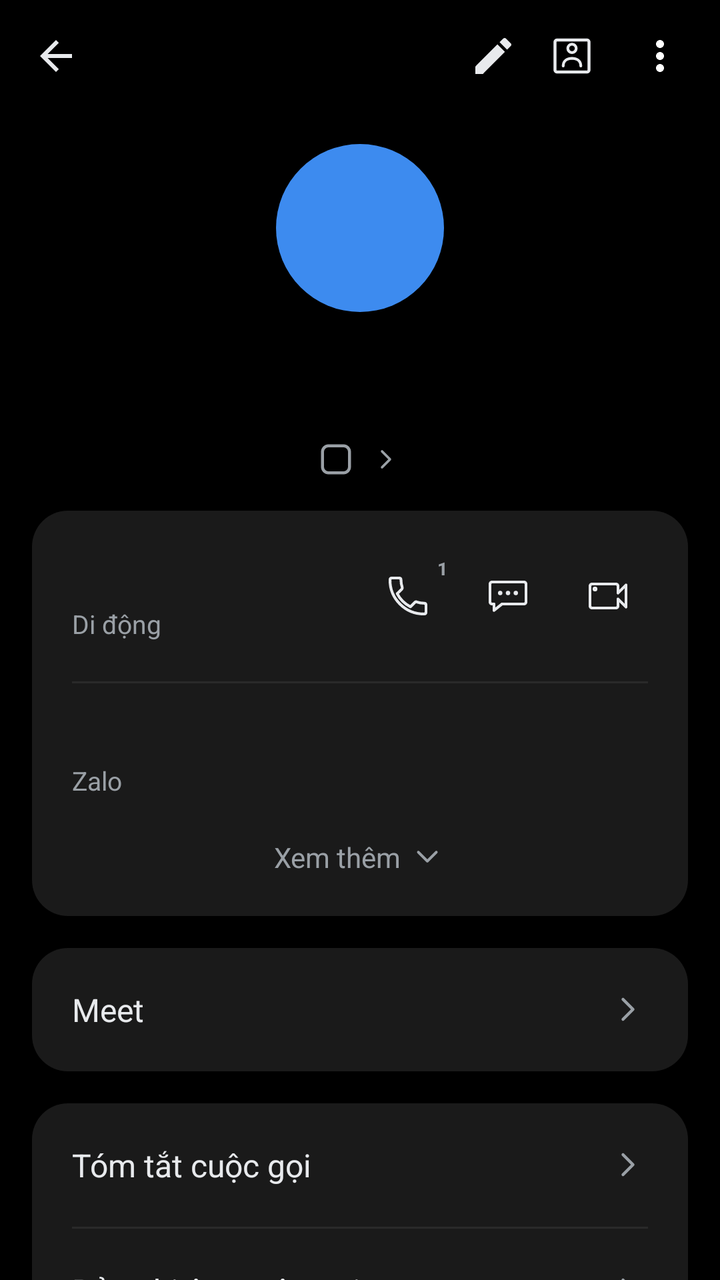
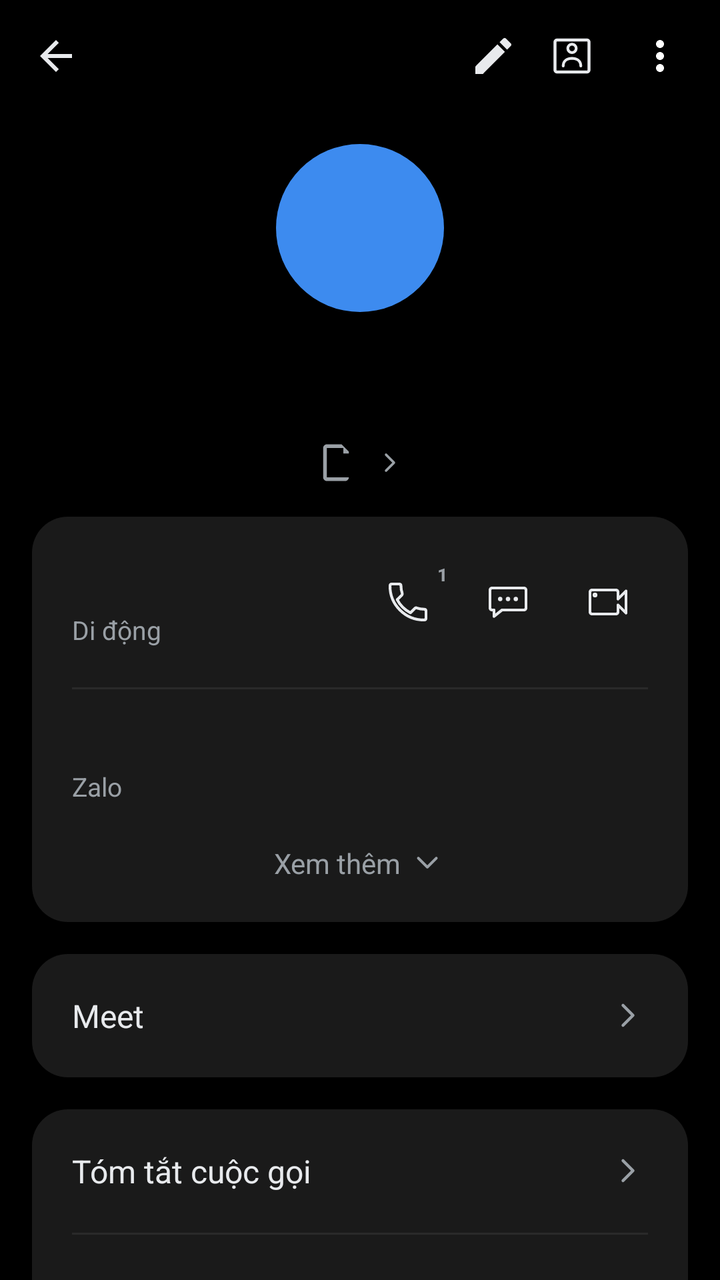

An Android layout rendered at two revisions. The XML below is the earlier revision; the diff shows what the commit changed to produce the second picture.
<!-- AndroidManifest.xml: application theme Theme.SimpleCall -->
<!-- res/layout/fragment_call_history.xml -->
<?xml version="1.0" encoding="utf-8"?>
<LinearLayout xmlns:android="http://schemas.android.com/apk/res/android"
    xmlns:app="http://schemas.android.com/apk/res-auto"
    android:layout_width="match_parent"
    android:layout_height="match_parent"
    android:orientation="vertical"
    android:background="@color/bg">

    
    <LinearLayout
        android:layout_width="match_parent" android:layout_height="56dp"
        android:orientation="horizontal" android:gravity="center_vertical"
        android:paddingStart="4dp" android:paddingEnd="8dp">

        <ImageButton android:id="@+id/btnBack"
            android:layout_width="48dp" android:layout_height="48dp"
            android:background="@android:color/transparent"
            android:src="@drawable/ic_arrow_back"
            android:contentDescription="Quay lại" />

        <Space android:layout_width="0dp" android:layout_height="1dp" android:layout_weight="1" />

        <ImageButton android:id="@+id/btnEdit"
            android:layout_width="35dp" android:layout_height="35dp"
            android:background="@android:color/transparent"
            android:src="@drawable/ic_edit"
            android:contentDescription="Sửa" />

        <ImageButton android:id="@+id/btnContactCard"
            android:layout_width="44dp" android:layout_height="44dp"
            android:background="@android:color/transparent"
            android:src="@drawable/ic_contact_card"
            android:contentDescription="Thẻ liên hệ" />

        <ImageButton android:id="@+id/btnMore"
            android:layout_width="44dp" android:layout_height="44dp"
            android:background="@android:color/transparent"
            android:src="@drawable/ic_more_vert"
            android:contentDescription="Thêm" />
    </LinearLayout>

    <ScrollView
        android:layout_width="match_parent" android:layout_height="0dp"
        android:layout_weight="1"
        android:clipToPadding="false"
        android:paddingBottom="24dp">

        <LinearLayout
            android:layout_width="match_parent" android:layout_height="wrap_content"
            android:orientation="vertical">

            
            <FrameLayout
                android:layout_width="84dp" android:layout_height="84dp"
                android:layout_gravity="center_horizontal"
                android:layout_marginTop="16dp">

                <TextView android:id="@+id/tvAvatar"
                    android:layout_width="84dp" android:layout_height="84dp"
                    android:layout_gravity="center"
                    android:background="@drawable/bg_avatar_circle"
                    android:gravity="center"
                    android:textSize="58sp" android:textColor="@color/white"
                    android:fontFamily="sans-serif-medium" />

                <ImageView android:id="@+id/ivDefaultAvatar"
                    android:layout_width="84dp" android:layout_height="84dp"
                    android:layout_gravity="center"
                    android:background="@drawable/bg_avatar_default"
                    android:src="@drawable/ic_person"
                    android:scaleType="fitCenter"
                    android:padding="0dp"
                    app:tint="@color/white"
                    android:visibility="gone"
                    android:contentDescription="@string/contact_photo" />
            </FrameLayout>

            
            <TextView android:id="@+id/tvTitle"
                android:layout_width="wrap_content" android:layout_height="wrap_content"
                android:layout_gravity="center_horizontal"
                android:layout_marginTop="16dp"
                android:layout_marginStart="32dp" android:layout_marginEnd="32dp"
                android:gravity="center"
                android:textSize="39sp"
                android:textColor="@color/text_primary"
                android:fontFamily="sans-serif" />

            
            <LinearLayout android:id="@+id/rowSimDefault"
                android:layout_width="wrap_content" android:layout_height="wrap_content"
                android:layout_gravity="center_horizontal"
                android:layout_marginTop="-4dp"
                android:orientation="horizontal" android:gravity="center_vertical"
                android:clickable="true" android:focusable="true">

                <FrameLayout
                    android:layout_width="18dp" android:layout_height="18dp">

                    <ImageView
                        android:layout_width="18dp" android:layout_height="18dp"
                        android:src="@drawable/ic_sim_card"
                        app:tint="@color/text_secondary" />

                    <TextView android:id="@+id/tvSimBadge"
                        android:layout_width="18dp" android:layout_height="18dp"
                        android:gravity="center"
                        android:paddingTop="0dp"
                        android:textSize="8sp" android:textColor="@color/text_secondary" />
                </FrameLayout>

                <TextView android:id="@+id/tvSubtitle"
                    android:layout_width="wrap_content" android:layout_height="wrap_content"
                    android:layout_marginStart="6dp"
                    android:textSize="14sp" android:textColor="@color/text_secondary" />

                <ImageView
                    android:layout_width="16dp" android:layout_height="16dp"
                    android:layout_marginStart="2dp"
                    android:src="@drawable/ic_chevron_right" />
            </LinearLayout>

            
            <LinearLayout
                android:layout_width="match_parent" android:layout_height="wrap_content"
                android:layout_margin="16dp"
                android:orientation="vertical"
                android:background="@drawable/bg_card_rounded"
                android:padding="20dp">

                <LinearLayout
                    android:layout_width="match_parent" android:layout_height="wrap_content"
                    android:orientation="horizontal" android:gravity="center_vertical">

                    <LinearLayout
                        android:layout_width="0dp" android:layout_height="wrap_content"
                        android:layout_weight="1" android:orientation="vertical">

                        <TextView android:id="@+id/tvNumber"
                            android:layout_width="wrap_content" android:layout_height="wrap_content"
                            android:textSize="19sp" android:textColor="@color/text_primary" />

                        <TextView android:id="@+id/tvNumberType"
                            android:layout_width="wrap_content" android:layout_height="wrap_content"
                            android:layout_marginTop="2dp"
                            android:text="@string/number_type_mobile"
                            android:textSize="13sp" android:textColor="@color/text_secondary" />
                    </LinearLayout>

                    
                    <FrameLayout
                        android:layout_width="40dp"
                        android:layout_height="40dp">
                        <ImageButton android:id="@+id/btnCallRow"
                            android:layout_width="match_parent"
                            android:layout_height="match_parent"
                            android:background="@android:color/transparent"
                            android:src="@drawable/ic_call_outline"
                            android:contentDescription="@string/call" />
                        
                        <TextView
                            android:id="@+id/tvCallSimNum"
                            android:layout_width="wrap_content"
                            android:layout_height="wrap_content"
                            android:layout_gravity="top|end"
                            android:layout_marginEnd="0dp"
                            android:text="1"
                            android:textSize="9sp"
                            android:textStyle="bold"
                            android:textColor="@color/text_secondary"
                            android:fontFamily="sans-serif-medium" />
                    </FrameLayout>

                    <ImageButton android:id="@+id/btnMessageRow"
                        android:layout_width="40dp" android:layout_height="40dp"
                        android:layout_marginStart="10dp"
                        android:background="@android:color/transparent"
                        android:src="@drawable/ic_message_outline"
                        android:contentDescription="Nhắn tin" />

                    <ImageButton android:id="@+id/btnVideoRow"
                        android:layout_width="40dp" android:layout_height="40dp"
                        android:layout_marginStart="10dp"
                        android:background="@android:color/transparent"
                        android:src="@drawable/ic_video_call_outline"
                        android:contentDescription="Video call" />
                </LinearLayout>

                <View android:id="@+id/divBeforeZalo"
                    android:layout_width="match_parent" android:layout_height="1dp"
                    android:layout_marginTop="20dp" android:layout_marginBottom="16dp"
                    android:background="@color/divider" />

                <LinearLayout android:id="@+id/rowZalo"
                    android:layout_width="match_parent" android:layout_height="wrap_content"
                    android:orientation="vertical"
                    android:clickable="true" android:focusable="true">

                    <TextView android:id="@+id/tvZalo"
                        android:layout_width="wrap_content" android:layout_height="wrap_content"
                        android:textSize="16sp" android:textColor="@color/text_primary" />

                    <TextView
                        android:layout_width="wrap_content" android:layout_height="wrap_content"
                        android:layout_marginTop="2dp"
                        android:text="Zalo"
                        android:textSize="13sp" android:textColor="@color/text_secondary" />
                </LinearLayout>

                <LinearLayout android:id="@+id/rowSeeMore"
                    android:layout_width="match_parent" android:layout_height="wrap_content"
                    android:layout_marginTop="20dp"
                    android:orientation="horizontal" android:gravity="center"
                    android:clickable="true" android:focusable="true">

                    <TextView
                        android:layout_width="wrap_content" android:layout_height="wrap_content"
                        android:text="Xem thêm"
                        android:textSize="14sp" android:textColor="@color/text_secondary" />

                    <ImageView
                        android:layout_width="18dp" android:layout_height="18dp"
                        android:layout_marginStart="4dp"
                        android:src="@drawable/ic_chevron_down" />
                </LinearLayout>
            </LinearLayout>

            
            <LinearLayout android:id="@+id/rowMeet"
                android:layout_width="match_parent" android:layout_height="wrap_content"
                android:layout_marginStart="16dp" android:layout_marginEnd="16dp"
                android:orientation="horizontal" android:gravity="center_vertical"
                android:background="@drawable/bg_card_rounded"
                android:padding="20dp"
                android:clickable="true" android:focusable="true">

                <TextView
                    android:layout_width="0dp" android:layout_height="wrap_content"
                    android:layout_weight="1"
                    android:text="Meet"
                    android:textSize="16sp" android:textColor="@color/text_primary" />

                <ImageView
                    android:layout_width="20dp" android:layout_height="20dp"
                    android:src="@drawable/ic_chevron_right" />
            </LinearLayout>

            
            <LinearLayout
                android:layout_width="match_parent" android:layout_height="wrap_content"
                android:layout_margin="16dp"
                android:orientation="vertical"
                android:background="@drawable/bg_card_rounded">

                <LinearLayout android:id="@+id/rowCallSummary"
                    android:layout_width="match_parent" android:layout_height="wrap_content"
                    android:orientation="horizontal" android:gravity="center_vertical"
                    android:padding="20dp"
                    android:clickable="true" android:focusable="true">

                    <TextView
                        android:layout_width="0dp" android:layout_height="wrap_content"
                        android:layout_weight="1"
                        android:text="Tóm tắt cuộc gọi"
                        android:textSize="16sp" android:textColor="@color/text_primary" />

                    <ImageView
                        android:layout_width="20dp" android:layout_height="20dp"
                        android:src="@drawable/ic_chevron_right" />
                </LinearLayout>

                <View
                    android:layout_width="match_parent" android:layout_height="1dp"
                    android:layout_marginStart="20dp" android:layout_marginEnd="20dp"
                    android:background="@color/divider" />

                <LinearLayout android:id="@+id/rowCallRecording"
                    android:layout_width="match_parent" android:layout_height="wrap_content"
                    android:orientation="horizontal" android:gravity="center_vertical"
                    android:padding="20dp"
                    android:clickable="true" android:focusable="true">

                    <TextView
                        android:layout_width="0dp" android:layout_height="wrap_content"
                        android:layout_weight="1"
                        android:text="Bản ghi âm cuộc gọi"
                        android:textSize="16sp" android:textColor="@color/text_primary" />

                    <ImageView
                        android:layout_width="20dp" android:layout_height="20dp"
                        android:src="@drawable/ic_chevron_right" />
                </LinearLayout>
            </LinearLayout>

            
            <LinearLayout android:id="@+id/cardAddContact"
                android:layout_width="match_parent" android:layout_height="wrap_content"
                android:layout_margin="16dp"
                android:orientation="vertical"
                android:background="@drawable/bg_card_rounded"
                android:visibility="gone">

                <LinearLayout android:id="@+id/rowCreateContact"
                    android:layout_width="match_parent" android:layout_height="wrap_content"
                    android:orientation="horizontal" android:gravity="center_vertical"
                    android:padding="20dp"
                    android:clickable="true" android:focusable="true">

                    <TextView
                        android:layout_width="0dp" android:layout_height="wrap_content"
                        android:layout_weight="1"
                        android:text="Tạo liên hệ mới"
                        android:textSize="16sp" android:textColor="@color/text_primary" />

                    <ImageView
                        android:layout_width="20dp" android:layout_height="20dp"
                        android:src="@drawable/ic_chevron_right" />
                </LinearLayout>

                <View
                    android:layout_width="match_parent" android:layout_height="1dp"
                    android:layout_marginStart="20dp" android:layout_marginEnd="20dp"
                    android:background="@color/divider" />

                <LinearLayout android:id="@+id/rowAddExisting"
                    android:layout_width="match_parent" android:layout_height="wrap_content"
                    android:orientation="horizontal" android:gravity="center_vertical"
                    android:padding="20dp"
                    android:clickable="true" android:focusable="true">

                    <TextView
                        android:layout_width="0dp" android:layout_height="wrap_content"
                        android:layout_weight="1"
                        android:text="Thêm vào liên lạc hiện có"
                        android:textSize="16sp" android:textColor="@color/text_primary" />

                    <ImageView
                        android:layout_width="20dp" android:layout_height="20dp"
                        android:src="@drawable/ic_chevron_right" />
                </LinearLayout>
            </LinearLayout>

            
            <LinearLayout
                android:layout_width="match_parent" android:layout_height="wrap_content"
                android:layout_marginStart="20dp" android:layout_marginEnd="12dp"
                android:layout_marginTop="8dp"
                android:orientation="horizontal" android:gravity="center_vertical">

                <TextView
                    android:layout_width="0dp" android:layout_height="wrap_content"
                    android:layout_weight="1"
                    android:text="Nhật ký cuộc gọi"
                    android:textSize="15sp" android:textColor="@color/text_secondary" />

                <TextView android:id="@+id/btnClearLog"
                    android:layout_width="wrap_content" android:layout_height="wrap_content"
                    android:text="Xóa"
                    android:textSize="15sp" android:textColor="@color/accent_blue"
                    android:padding="8dp"
                    android:clickable="true" android:focusable="true" />
            </LinearLayout>

            
            <LinearLayout android:id="@+id/llHistoryEntries"
                android:layout_width="match_parent" android:layout_height="wrap_content"
                android:layout_margin="16dp"
                android:orientation="vertical"
                android:background="@drawable/bg_card_rounded" />

        </LinearLayout>
    </ScrollView>
</LinearLayout>
<!-- resources referenced by this layout -->
<resources>
  <color name="accent_blue">#1A73E8</color>
  <color name="bg">#000000</color>
  <color name="divider">#2A2A2A</color>
  <color name="text_primary">#E8EAED</color>
  <color name="text_secondary">#9AA0A6</color>
  <color name="white">#FFFFFF</color>
  <!-- drawable bg_avatar_circle (drawable) -->
  <?xml version="1.0" encoding="utf-8"?>
  <shape xmlns:android="http://schemas.android.com/apk/res/android"
      android:shape="oval">
      <solid android:color="@color/avatar_purple" />
  </shape>
  <!-- drawable bg_avatar_default (drawable) -->
  <?xml version="1.0" encoding="utf-8"?>
  <shape xmlns:android="http://schemas.android.com/apk/res/android"
      android:shape="oval">
      <solid android:color="@color/accent_blue" />
  </shape>
  <!-- drawable bg_card_rounded (drawable) -->
  <?xml version="1.0" encoding="utf-8"?>
  <shape xmlns:android="http://schemas.android.com/apk/res/android"
      android:shape="rectangle">
      <solid android:color="@color/detail_card_bg" />
      <corners android:radius="18dp" />
  </shape>
  <!-- drawable ic_arrow_back (drawable) -->
  <?xml version="1.0" encoding="utf-8"?>
  <vector xmlns:android="http://schemas.android.com/apk/res/android"
      android:width="24dp" android:height="24dp"
      android:viewportWidth="24" android:viewportHeight="24">
      
      <path android:fillColor="@color/text_primary"
          android:pathData="M20,11H7.83l5.59-5.59L12,4l-8,8 8,8 1.41-1.41L7.83,13H20v-2z"/>
  </vector>
  <!-- drawable ic_edit (drawable) -->
  <?xml version="1.0" encoding="utf-8"?>
  <vector xmlns:android="http://schemas.android.com/apk/res/android"
      android:width="24dp" android:height="24dp"
      android:viewportWidth="24" android:viewportHeight="24">
      <path android:fillColor="@color/text_primary"
          android:pathData="M3,17.25V21h3.75L17.81,9.94l-3.75,-3.75L3,17.25zM20.71,7.04c0.39,-0.39 0.39,-1.02 0,-1.41l-2.34,-2.34c-0.39,-0.39 -1.02,-0.39 -1.41,0l-1.83,1.83 3.75,3.75 1.83,-1.83z"/>
  </vector>
  <!-- drawable ic_more_vert (drawable) -->
  <?xml version="1.0" encoding="utf-8"?>
  <vector xmlns:android="http://schemas.android.com/apk/res/android"
      android:width="24dp" android:height="24dp"
      android:viewportWidth="24" android:viewportHeight="24">
      <path android:fillColor="#FFFFFF"
          android:pathData="M12,8c1.1,0 2,-0.9 2,-2s-0.9,-2 -2,-2 -2,0.9 -2,2 0.9,2 2,2zM12,10c-1.1,0 -2,0.9 -2,2s0.9,2 2,2 2,-0.9 2,-2 -0.9,-2 -2,-2zM12,16c-1.1,0 -2,0.9 -2,2s0.9,2 2,2 2,-0.9 2,-2 -0.9,-2 -2,-2z"/>
  </vector>
  <!-- drawable ic_person (drawable) -->
  <?xml version="1.0" encoding="utf-8"?>
  <vector xmlns:android="http://schemas.android.com/apk/res/android"
      android:width="24dp" android:height="24dp"
      android:viewportWidth="24" android:viewportHeight="24">
      <path android:fillColor="#FFFFFFFF"
          android:pathData="M12,12c2.21,0 4,-1.79 4,-4s-1.79,-4 -4,-4 -4,1.79 -4,4 1.79,4 4,4zM12,14c-2.67,0 -8,1.34 -8,4v2h16v-2c0,-2.66 -5.33,-4 -8,-4z"/>
  </vector>
  <!-- drawable ic_sim_card (drawable) -->
  <?xml version="1.0" encoding="utf-8"?>
  <vector xmlns:android="http://schemas.android.com/apk/res/android"
      android:width="24dp" android:height="24dp"
      android:viewportWidth="24" android:viewportHeight="24">
      <path
          android:strokeColor="#FFFFFF"
          android:strokeWidth="2"
          android:fillColor="#00000000"
          android:pathData="M7,3 L17,3 A4,4 0 0,1 21,7 L21,17 A4,4 0 0,1 17,21 L7,21 A4,4 0 0,1 3,17 L3,7 A4,4 0 0,1 7,3 Z" />
  </vector>
  <string name="call">Gọi</string>
  <string name="contact_photo">Ảnh liên hệ</string>
  <string name="number_type_mobile">Di động</string>
  <color name="avatar_purple">#3D8BEF</color>
  <color name="detail_card_bg">#1A1A1A</color>
  <color name="primary">#1E8E3E</color>
  <color name="primary_dark">#137333</color>
  <!-- unchanged entries left out for length: 7 -->
</resources>

<!-- the commit's change to res/layout/fragment_call_history.xml (unified diff, before → after) -->
@@ -95,18 +95,18 @@
                 android:clickable="true" android:focusable="true">
 
                 <FrameLayout
-                    android:layout_width="18dp" android:layout_height="18dp">
-
-                    <ImageView
-                        android:layout_width="18dp" android:layout_height="18dp"
+                    android:layout_width="22dp" android:layout_height="22dp">
+
+                    <ImageView
+                        android:layout_width="22dp" android:layout_height="22dp"
                         android:src="@drawable/ic_sim_card"
                         app:tint="@color/text_secondary" />
 
                     <TextView android:id="@+id/tvSimBadge"
-                        android:layout_width="18dp" android:layout_height="18dp"
+                        android:layout_width="22dp" android:layout_height="22dp"
                         android:gravity="center"
                         android:paddingTop="0dp"
-                        android:textSize="8sp" android:textColor="@color/text_secondary" />
+                        android:textSize="9sp" android:textColor="@color/text_secondary" />
                 </FrameLayout>
 
                 <TextView android:id="@+id/tvSubtitle"
<!-- resource entries referenced after the edit -->
@@ -63,11 +63,8 @@
   <vector xmlns:android="http://schemas.android.com/apk/res/android"
       android:width="24dp" android:height="24dp"
       android:viewportWidth="24" android:viewportHeight="24">
-      <path
-          android:strokeColor="#FFFFFF"
-          android:strokeWidth="2"
-          android:fillColor="#00000000"
-          android:pathData="M7,3 L17,3 A4,4 0 0,1 21,7 L21,17 A4,4 0 0,1 17,21 L7,21 A4,4 0 0,1 3,17 L3,7 A4,4 0 0,1 7,3 Z" />
+      <path android:fillColor="#FFFFFF"
+          android:pathData="M17,2H7C5.9,2 5,2.9 5,4v16c0,1.1 0.9,2 2,2h10c1.1,0 2,-0.9 2,-2V6l-4,-4zM17,20H7V4h9v3h3v13z"/>
   </vector>
   <string name="call">Gọi</string>
   <string name="contact_photo">Ảnh liên hệ</string>
